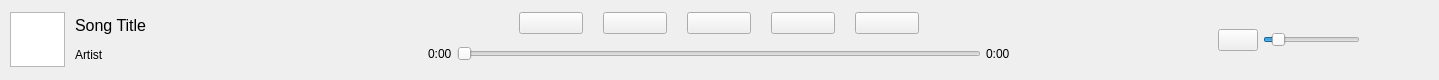
Above: src/frontend/controls.ui from MilanJzo/eda-mp3 before the change. Below: the same form after it.
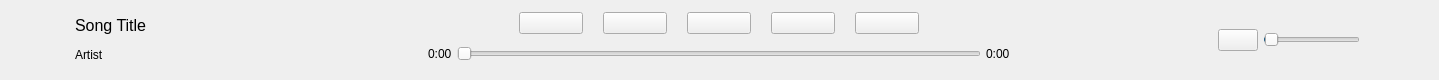
That is the form after the change. Icons and pictures are not drawn.

```diff
--- a/src/frontend/controls.ui
+++ b/src/frontend/controls.ui
@@ -93,7 +93,7 @@
           <number>0</number>
          </property>
          <item>
-          <widget class="QGraphicsView" name="songIcon">
+          <widget class="QLabel" name="cover">
            <property name="minimumSize">
             <size>
              <width>55</width>
@@ -106,6 +106,9 @@
              <height>55</height>
             </size>
            </property>
+           <property name="text">
+            <string/>
+           </property>
           </widget>
          </item>
          <item>
@@ -394,10 +397,10 @@
                <number>100</number>
               </property>
               <property name="value">
-               <number>10</number>
+               <number>1</number>
               </property>
               <property name="sliderPosition">
-               <number>10</number>
+               <number>1</number>
               </property>
               <property name="orientation">
                <enum>Qt::Orientation::Horizontal</enum>
```
Left out of the diff: 2 changed lines with no effect on the pictures.
